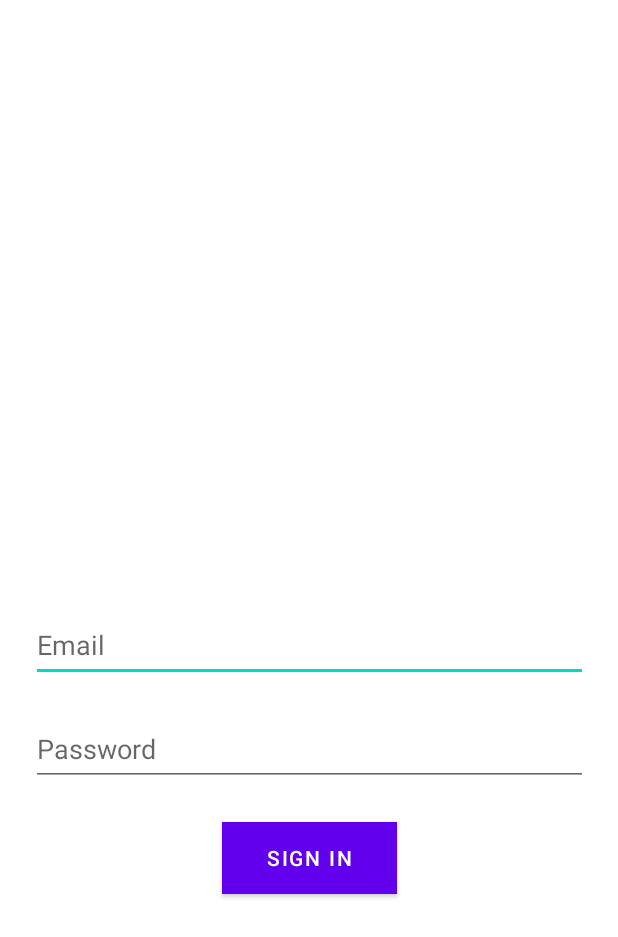
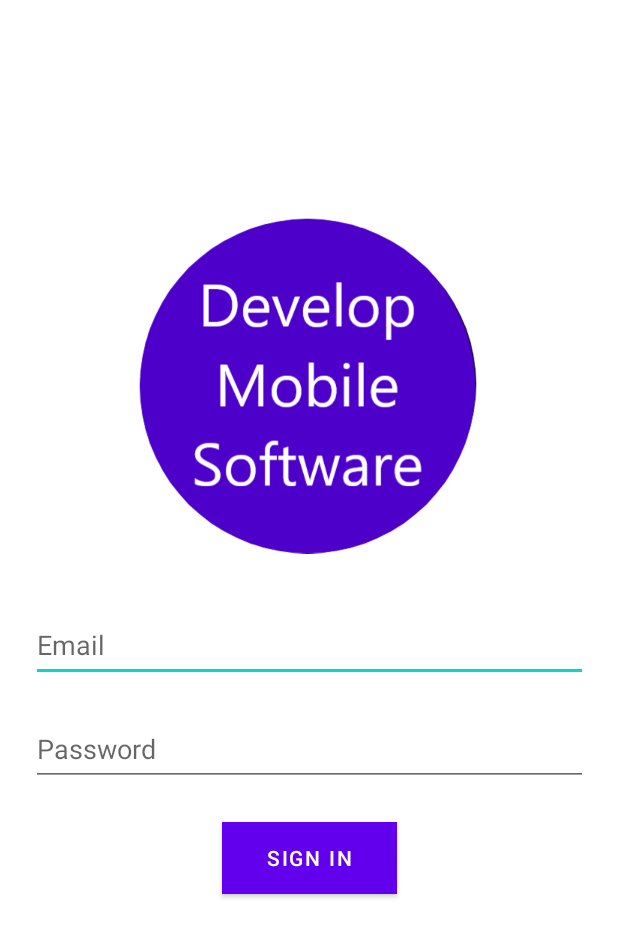
Before and after one commit to rbillups/D2l_MsdProject, an Android app: the layout fragment_login.xml on its own in the app's theme, with its tools: preview values and no code run, on a phone screen of 412 x 824 dp. Shown: the top 937 px of the screen. Run offline under Robolectric (Android 15) with nearby library versions, the phone set to English and light mode, and no system bars.

Commit message:
Basic login screen

```diff
--- a/app/src/main/res/layout/fragment_login.xml
+++ b/app/src/main/res/layout/fragment_login.xml
@@ -8,8 +8,8 @@
     android:paddingLeft="@dimen/fragment_horizontal_margin"
     android:paddingTop="@dimen/fragment_vertical_margin"
     android:paddingRight="@dimen/fragment_horizontal_margin"
-    android:paddingBottom="@dimen/fragment_vertical_margin">
-<!--    tools:context=".ui.LoginFragment"-->
+    android:paddingBottom="@dimen/fragment_vertical_margin"
+    tools:context=".ui.LoginFragment">
 
     <ImageView
         android:id="@+id/imageView"
@@ -20,8 +20,8 @@
         app:layout_constraintHorizontal_bias="0.497"
         app:layout_constraintStart_toStartOf="parent"
         app:layout_constraintTop_toTopOf="parent"
-        app:layout_constraintVertical_bias="0.226"/>
-<!--        android:src="@drawable/LOGO"-->
+        app:layout_constraintVertical_bias="0.226"
+        android:src="@drawable/logo"/>
 
 
     <Button
--- a/app/src/main/res/layout/fragment_profile.xml
+++ b/app/src/main/res/layout/fragment_profile.xml
@@ -2,10 +2,10 @@
 <androidx.constraintlayout.widget.ConstraintLayout xmlns:android="http://schemas.android.com/apk/res/android"
     xmlns:app="http://schemas.android.com/apk/res-auto"
     xmlns:tools="http://schemas.android.com/tools"
-    android:id="@+id/frameLayout4"
+    android:id="@+id/profile"
     android:layout_width="match_parent"
-    android:layout_height="match_parent">
-<!--    tools:context=".ui.appMain.profileFragment"-->
+    android:layout_height="match_parent"
+    tools:context=".MainActivity">
 
     <ImageView
         android:id="@+id/profilePictureImage"
```
Also changed, not shown: app/src/main/java/com/example/d2l_msdproject/ui/LoginFragment.kt (added, +46 -0 lines), app/src/main/res/navigation/navigation.xml (+10 -2 lines).
